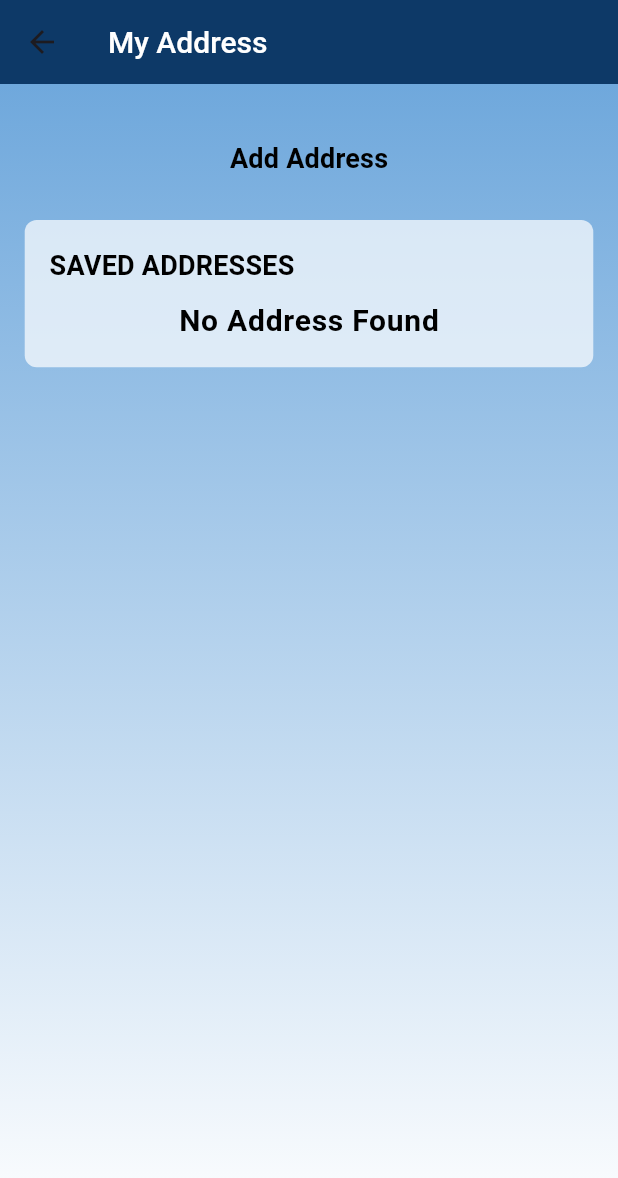
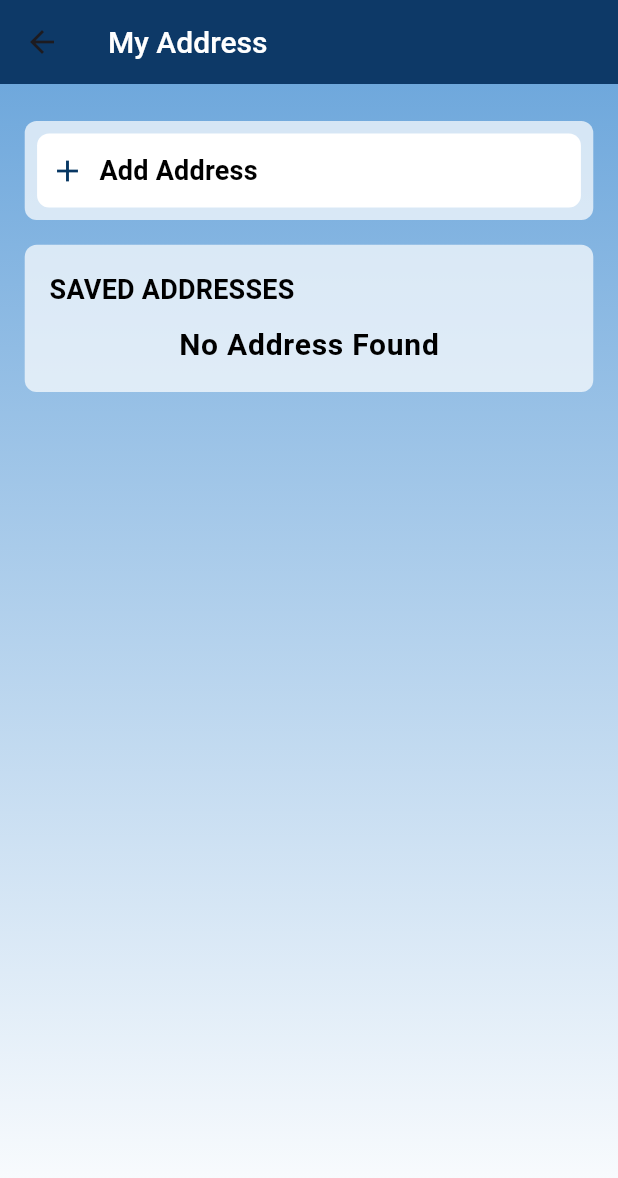
Before and after one commit to akp-dev2230/petmate, a Flutter app: the ManageAddress screen opened directly, on a phone screen of 412 x 824 dp. Shown: the top 1178 px of the screen. Run offline on Flutter 3.47's test engine with Material 3 defaults, Android fonts, the light colour scheme and no system bars; our stand-ins replace animate_do, cloud_firestore, firebase_auth, firebase_core, flutter_rating_bar, get and 4 more; accounts and stored records are empty.

Commit message:
Added animation to different pages and Created new UI

```diff
--- a/lib/views/Userinfo/manage_address.dart
+++ b/lib/views/Userinfo/manage_address.dart
@@ -26,16 +26,23 @@ class ManageAddress extends StatelessWidget {
           padding: EdgeInsets.symmetric(horizontal: screenWidth*0.04, vertical: screenHeight*0.03),
           child: Column(
             children: [
-              SizedBox(
-                width: screenWidth * 0.8, // 80% of screen width
-                height: screenHeight*0.06,
-                child: ElevatedButton(
-                  style: ElevatedButton.styleFrom(
-                    backgroundColor: Colors.transparent, // Transparent background
-                    shadowColor: Colors.transparent, // Remove shadow
-                    padding: EdgeInsets.zero, // Remove extra padding
+              Container(
+                width: double.infinity,
+                height: screenHeight*0.08,
+                padding: EdgeInsets.symmetric(horizontal: screenWidth*0.02, vertical: screenHeight*0.01),
+                decoration: BoxDecoration(
+                  color: Colors.white70,
+                  borderRadius: BorderRadius.circular(8),
+                ),
+                child:Container(
+                  width: double.infinity,
+                  padding: EdgeInsets.symmetric(horizontal: screenWidth*0.02, vertical: screenHeight*0.01),
+                  decoration: BoxDecoration(
+                    color: Colors.white,
+                    borderRadius: BorderRadius.circular(8),
                   ),
-                  onPressed: () {
+                  child: InkWell(
+                    onTap:() {
                       showModalBottomSheet(
                         context: context,
                         isScrollControlled: true, // Makes modal take full height if needed
@@ -168,8 +175,14 @@ class ManageAddress extends StatelessWidget {
                         },
                       );
                     },
-                  child: Text("Add Address", style: Theme.of(context).textTheme.titleMedium,),
+                    child: Row(
+                      children: [
+                        const Icon(Icons.add, color: Color(0xFF073763),),
+                        Text("  Add Address", style: Theme.of(context).textTheme.titleMedium,),
+                      ],
+                    ),
                   ),
+                ),
               ),
               SizedBox(height: screenHeight*0.02),
               Container(
```
